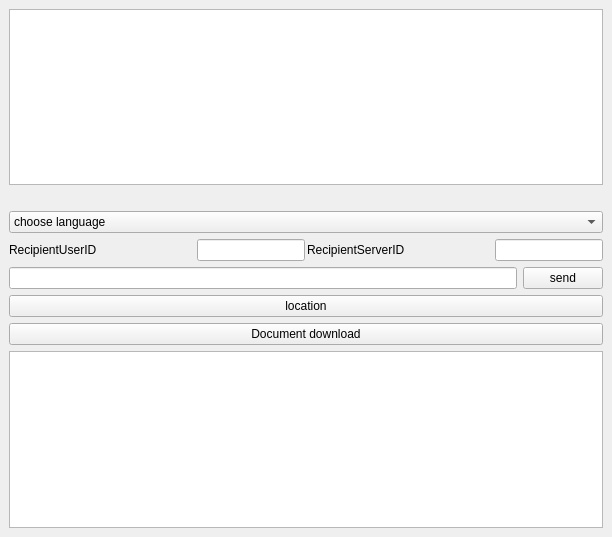
Don27san/ikomm-Gruppe2, file GUI/chatwindow.ui: the form before one commit.
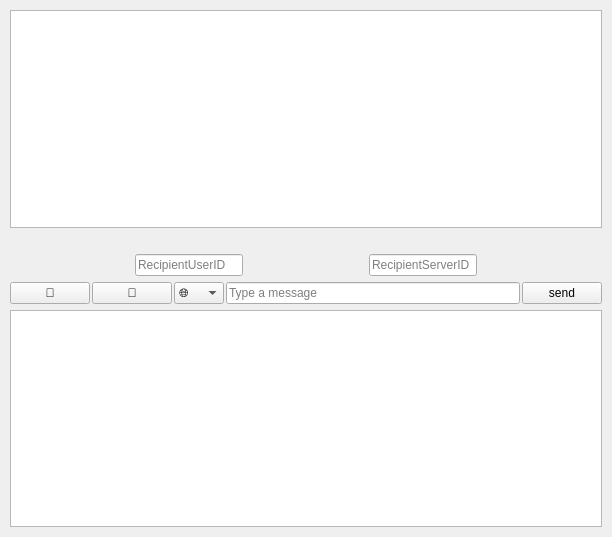
The form after the commit.

Commit message: Styling: Updated UI Design

The edit to the form file:
```diff
--- a/GUI/chatwindow.ui
+++ b/GUI/chatwindow.ui
@@ -12,6 +12,18 @@
   </property>
   <widget class="QWidget" name="centralwidget">
    <layout class="QVBoxLayout" name="verticalLayout">
+   <property name="leftMargin">
+ <number>10</number>
+</property>
+<property name="topMargin">
+ <number>10</number>
+</property>
+<property name="rightMargin">
+ <number>10</number>
+</property>
+<property name="bottomMargin">
+ <number>10</number>
+</property>
     <item>
      <widget class="QTextBrowser" name="chatDisplay"/>
     </item>
@@ -29,13 +41,81 @@
      </widget>
     </item>
     <item>
+        <layout class="QHBoxLayout" name="horizontalLayout_5">
+        <property name="spacing">
+        <number>1</number>
+        </property>
+        <property name="topMargin">
+        <number>0</number>
+        </property>
+        <item>
+        <widget class="QLineEdit" name="recipient_user_id">
+            <property name="sizePolicy">
+            <sizepolicy hsizetype="Fixed" vsizetype="Fixed">
+            <horstretch>0</horstretch>
+            <verstretch>0</verstretch>
+            </sizepolicy>
+            </property>
+            <property name="placeholderText">
+            <string>RecipientUserID</string>
+            </property>
+        </widget>
+        </item>
+        <item>
+        <widget class="QLineEdit" name="recipient_server_id">
+            <property name="sizePolicy">
+            <sizepolicy hsizetype="Fixed" vsizetype="Fixed">
+            <horstretch>0</horstretch>
+            <verstretch>0</verstretch>
+            </sizepolicy>
+            </property>
+            <property name="placeholderText">
+            <string>RecipientServerID</string>
+            </property>
+        </widget>
+        </item>
+        </layout>
+    </item>
+    <!-- Removed the standalone chooseLanguage item here -->
+    <item>
+     <layout class="QHBoxLayout" name="horizontalLayout">
+      <property name="spacing">
+  <number>2</number> <!-- Or 0 if you want them tightly packed -->
+ </property>
+ <property name="leftMargin">
+  <number>0</number>
+ </property>
+ <property name="topMargin">
+  <number>0</number>
+ </property>
+ <property name="rightMargin">
+  <number>0</number>
+ </property>
+ <property name="bottomMargin">
+  <number>0</number>
+ </property>
+        <item>
+       <widget class="QPushButton" name="shareLocationButton">
+        <property name="text">
+         <string>📍</string>
+        </property>
+       </widget>
+      </item>
+      <item>
+     <widget class="QPushButton" name="downloadButton">
+      <property name="text">
+       <string>📁</string>
+      </property>
+     </widget>
+    </item>
+      <item>
      <widget class="QComboBox" name="chooseLanguage">
       <property name="currentText">
        <string>choose language</string>
       </property>
       <item>
        <property name="text">
-        <string>choose language</string>
+          <string>🌐</string>
        </property>
       </item>
       <item>
@@ -56,53 +136,10 @@
      </widget>
     </item>
     <item>
-     <layout class="QHBoxLayout" name="horizontalLayout_5">
-      <property name="spacing">
-       <number>2</number>
-      </property>
-      <property name="topMargin">
-       <number>0</number>
-      </property>
-      <item>
-       <widget class="QLabel" name="label">
-        <property name="text">
-         <string>RecipientUserID</string>
-        </property>
-       </widget>
-      </item>
-      <item>
-       <widget class="QLineEdit" name="recipient_user_id">
-        <property name="sizePolicy">
-         <sizepolicy hsizetype="Fixed" vsizetype="Fixed">
-          <horstretch>0</horstretch>
-          <verstretch>0</verstretch>
-         </sizepolicy>
-        </property>
-       </widget>
-      </item>
-      <item>
-       <widget class="QLabel" name="label_2">
-        <property name="text">
-         <string>RecipientServerID</string>
-        </property>
-       </widget>
-      </item>
-      <item>
-       <widget class="QLineEdit" name="recipient_server_id">
-        <property name="sizePolicy">
-         <sizepolicy hsizetype="Fixed" vsizetype="Fixed">
-          <horstretch>0</horstretch>
-          <verstretch>0</verstretch>
-         </sizepolicy>
-        </property>
-       </widget>
-      </item>
-     </layout>
-    </item>
-    <item>
-     <layout class="QHBoxLayout" name="horizontalLayout">
-      <item>
        <widget class="QLineEdit" name="messageInput">
+                   <property name="placeholderText">
+            <string>Type a message</string>
+            </property>
         <property name="sizePolicy">
          <sizepolicy hsizetype="Expanding" vsizetype="Fixed">
           <horstretch>0</horstretch>
@@ -126,20 +163,7 @@
       </item>
      </layout>
     </item>
-    <item>
-     <widget class="QPushButton" name="shareLocationButton">
-      <property name="text">
-       <string>location</string>
-      </property>
-     </widget>
-    </item>
-    <item>
-     <widget class="QPushButton" name="downloadButton">
-      <property name="text">
-       <string>Document download</string>
-      </property>
-     </widget>
-    </item>
+    
     <item>
      <widget class="QTextBrowser" name="status"/>
     </item>
```
Left out of the diff: 1 changed line with no effect on the pictures. Lines whose indentation alone changed are shown as unchanged. The commit also changes 2 other files.
